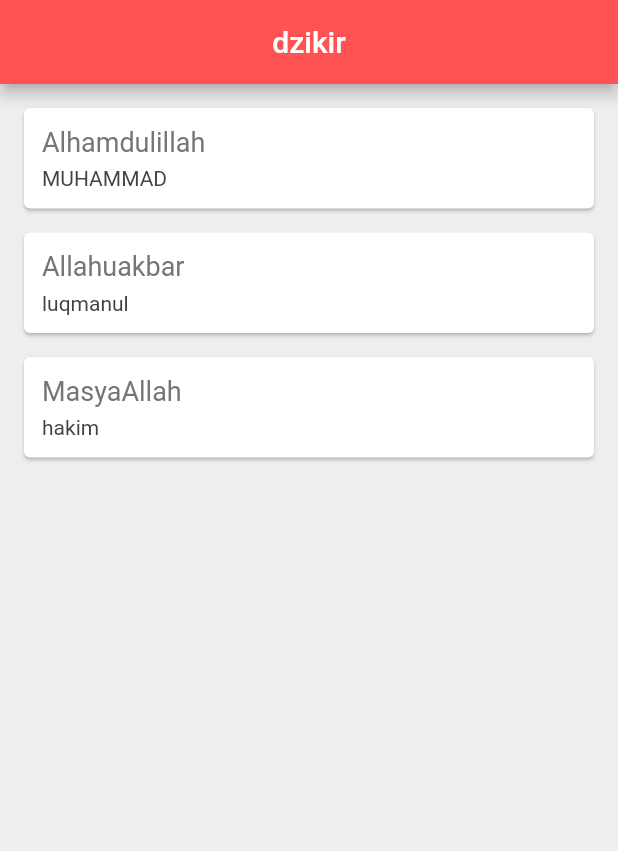
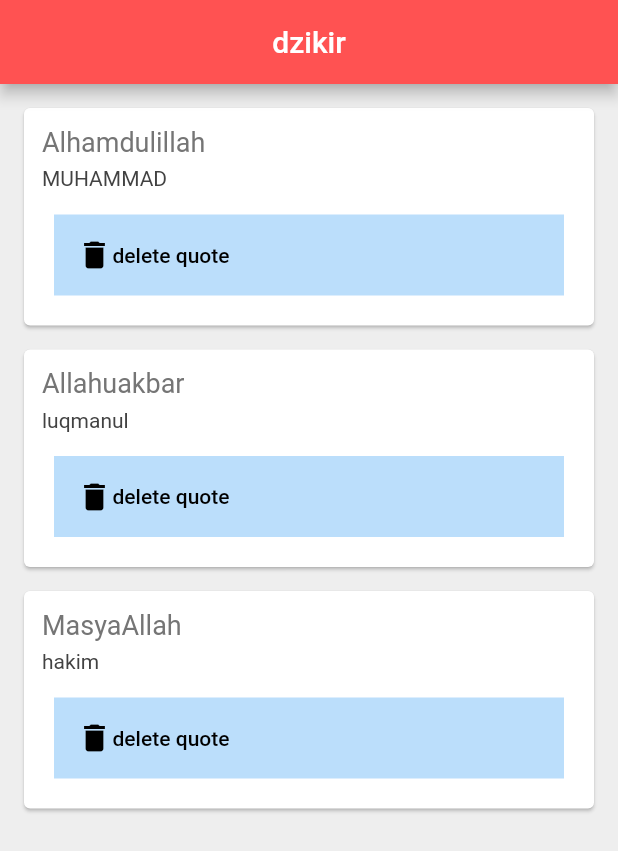
Before and after one commit to luquilo/flutter_103, a Flutter app: the screen it shows after launch, on a phone screen of 412 x 824 dp. Shown: the top 851 px of the screen. Run offline on Flutter 3.47's test engine with Material 2 defaults, Android fonts, the phone set to English and light mode, and no system bars.

Commit message:
adding remove quote button to the card

```diff
--- a/lib/main.dart
+++ b/lib/main.dart
@@ -28,7 +28,15 @@ class _QuoteListState extends State<QuoteList> {
           backgroundColor: Colors.redAccent,
         ),
         body: Column(
-          children: quotes.map((quote) => QuoteCard(quote: quote)).toList(),
+          children: quotes
+              .map((quote) => QuoteCard(
+                  quote: quote,
+                  delete: () {
+                    setState(() {
+                      quotes.remove(quote);
+                    });
+                  }))
+              .toList(),
         ));
   }
 }
--- a/lib/quote_card.dart
+++ b/lib/quote_card.dart
@@ -3,7 +3,8 @@ import 'quote.dart';
 
 class QuoteCard extends StatelessWidget {
   final Quote quote;
-  QuoteCard({required this.quote});
+  final Function delete;
+  QuoteCard({required this.quote, required this.delete});
 
   @override
   Widget build(BuildContext context) {
@@ -26,7 +27,28 @@ class QuoteCard extends StatelessWidget {
                   style: TextStyle(
                     fontSize: 14,
                     color: Colors.grey[800],
-                  ))
+                  )),
+              SizedBox(
+                height: 8,
+              ),
+              TextButton(
+                onPressed: () {
+                  delete();
+                },
+                child: Container(
+                  color: Colors.blue[100],
+                  padding: EdgeInsets.all(15),
+                  child: Row(children: <Widget>[
+                    Icon(Icons.delete, color: Colors.black),
+                    Text(
+                      'delete quote',
+                      style: TextStyle(
+                        color: Colors.black,
+                      ),
+                    ),
+                  ]),
+                ),
+              )
             ]),
       ),
     );
```
